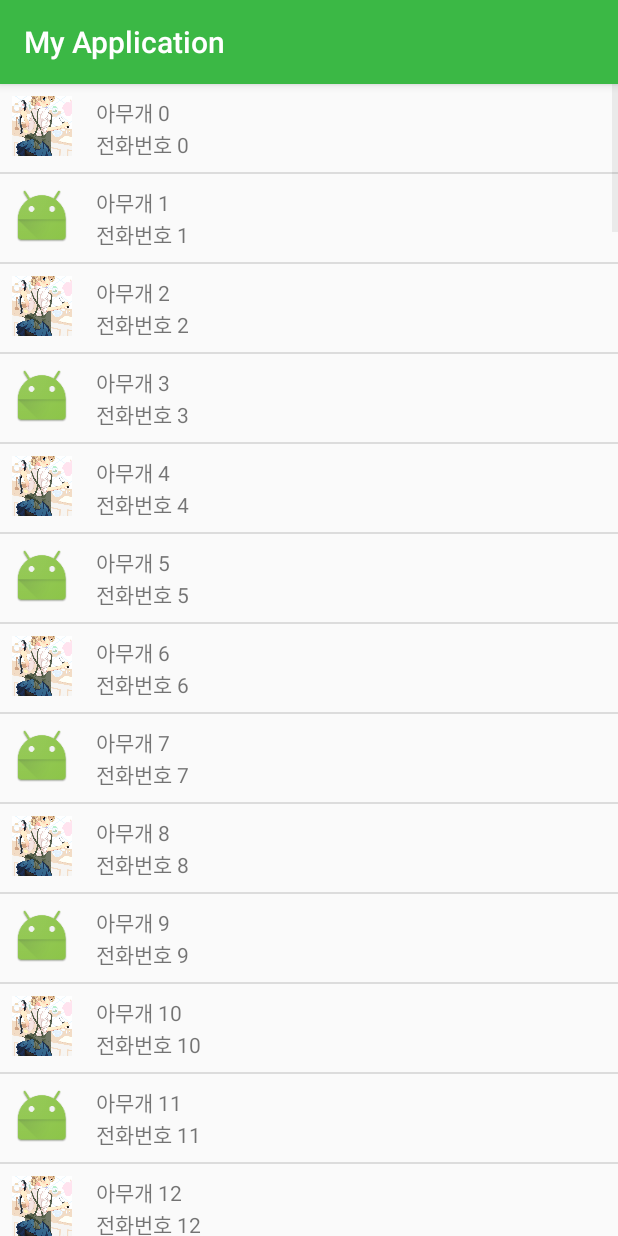
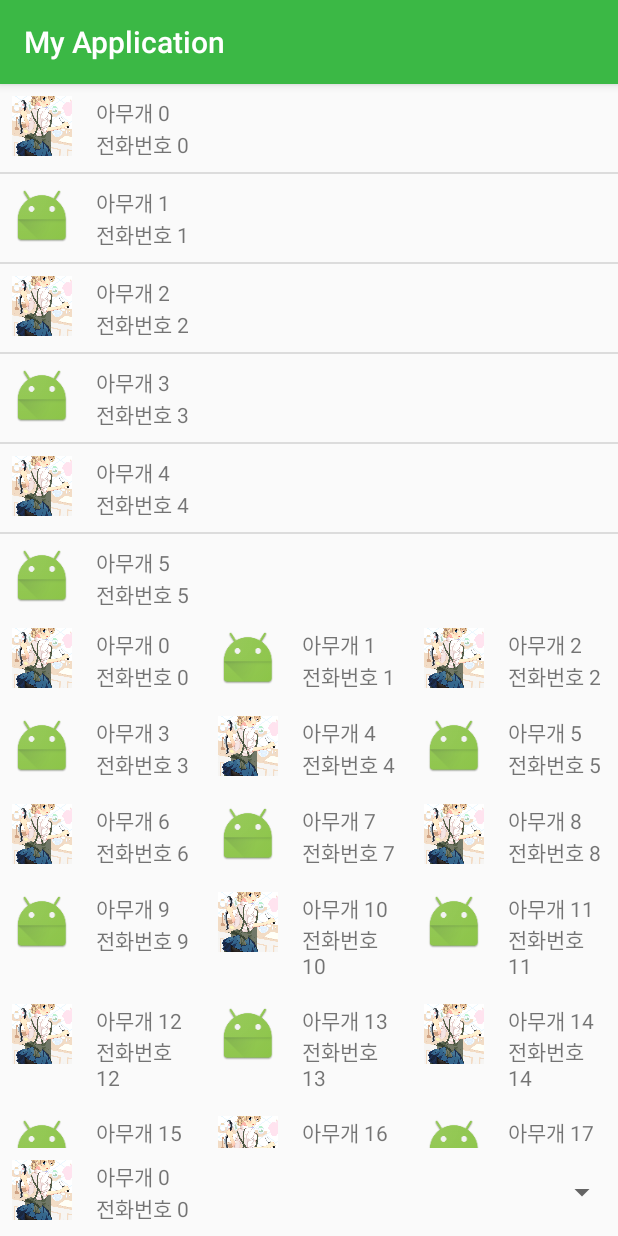
Before and after one commit to suwonsmartapp/Android6ki, an Android app: the AdapterViewExamActivity screen opened directly, with no data from a screen before it, on a phone screen of 412 x 824 dp. Run offline under Robolectric (Android 15) with nearby library versions, the phone set to English and light mode, and no system bars.

Commit message:
BaseAdapter 상속하여 나만의 어댑터 만들기 : 어댑터 사용할 수 있는 예

```diff
--- a/app/src/main/java/com/example/myapplication/adapterview/AdapterViewExamActivity.java
+++ b/app/src/main/java/com/example/myapplication/adapterview/AdapterViewExamActivity.java
@@ -2,7 +2,9 @@ package com.example.myapplication.adapterview;
 
 import android.os.Bundle;
 import android.support.v7.app.AppCompatActivity;
+import android.widget.GridView;
 import android.widget.ListView;
+import android.widget.Spinner;
 
 import com.example.myapplication.R;
 
@@ -17,6 +19,8 @@ public class AdapterViewExamActivity extends AppCompatActivity {
 
         // View
         ListView listView = (ListView) findViewById(R.id.list_view);
+        GridView gridView = (GridView) findViewById(R.id.grid_view);
+        Spinner spinner = (Spinner) findViewById(R.id.spinner);
 
         // Data
         ArrayList<People> data = new ArrayList<>();
@@ -36,5 +40,8 @@ public class AdapterViewExamActivity extends AppCompatActivity {
                 data);
 
         listView.setAdapter(adapter);
+
+        gridView.setAdapter(adapter);
+        spinner.setAdapter(adapter);
     }
 }
--- a/app/src/main/res/layout/activity_adapter_view_exam.xml
+++ b/app/src/main/res/layout/activity_adapter_view_exam.xml
@@ -9,7 +9,20 @@
     <ListView
         android:id="@+id/list_view"
         android:layout_width="match_parent"
-        android:layout_height="match_parent"
+        android:layout_height="0dp"
+        android:layout_weight="1"
         tools:listitem="@layout/item_exam" />
 
+    <GridView
+        android:id="@+id/grid_view"
+        android:layout_width="match_parent"
+        android:layout_height="0dp"
+        android:layout_weight="1"
+        android:numColumns="3" />
+
+    <Spinner
+        android:id="@+id/spinner"
+        android:layout_width="match_parent"
+        android:layout_height="wrap_content" />
+
 </LinearLayout>
```
